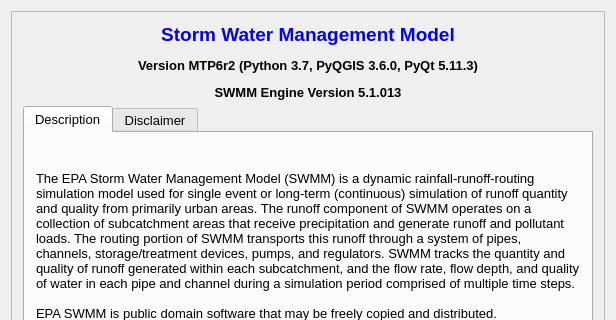
This is src/ui/SWMM/frmAboutDesigner.ui in USEPA/SWMM-EPANET_User_Interface as Qt 5 draws it before an edit; both pictures show x 0 to 616 and y 0 to 320 of the 616 by 503 pixel window. The edited form follows.
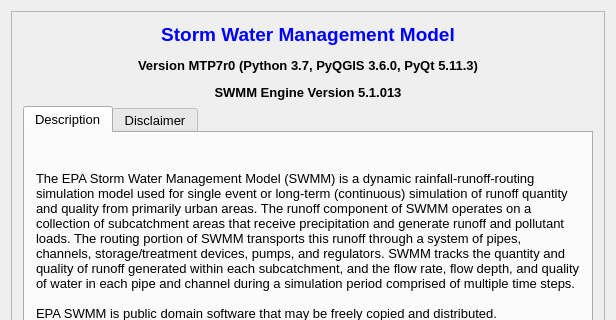
This is the edited form.

```diff
--- a/src/ui/SWMM/frmAboutDesigner.ui
+++ b/src/ui/SWMM/frmAboutDesigner.ui
@@ -32,7 +32,7 @@
        <item>
         <widget class="QLabel" name="lblSwmm">
          <property name="text">
-          <string>&lt;html&gt;&lt;head/&gt;&lt;body&gt;&lt;p align=&quot;center&quot;&gt;&lt;span style=&quot; font-size:14pt; font-weight:600; color:#0000ff;&quot;&gt;Storm Water Management Model&lt;/span&gt;&lt;/p&gt;&lt;p align=&quot;center&quot;&gt;&lt;span style=&quot; font-weight:600; color:#000000;&quot;&gt;Version MTP6r2 (Python 3.7, PyQGIS 3.6.0, PyQt 5.11.3)&lt;/span&gt;&lt;/p&gt;&lt;p align=&quot;center&quot;&gt;&lt;span style=&quot; font-weight:600; color:#000000;&quot;&gt;SWMM Engine Version 5.1.013&lt;/span&gt;&lt;/p&gt;&lt;/body&gt;&lt;/html&gt;</string>
+          <string>&lt;html&gt;&lt;head/&gt;&lt;body&gt;&lt;p align=&quot;center&quot;&gt;&lt;span style=&quot; font-size:14pt; font-weight:600; color:#0000ff;&quot;&gt;Storm Water Management Model&lt;/span&gt;&lt;/p&gt;&lt;p align=&quot;center&quot;&gt;&lt;span style=&quot; font-weight:600; color:#000000;&quot;&gt;Version MTP7r0 (Python 3.7, PyQGIS 3.6.0, PyQt 5.11.3)&lt;/span&gt;&lt;/p&gt;&lt;p align=&quot;center&quot;&gt;&lt;span style=&quot; font-weight:600; color:#000000;&quot;&gt;SWMM Engine Version 5.1.013&lt;/span&gt;&lt;/p&gt;&lt;/body&gt;&lt;/html&gt;</string>
          </property>
         </widget>
        </item>
```
